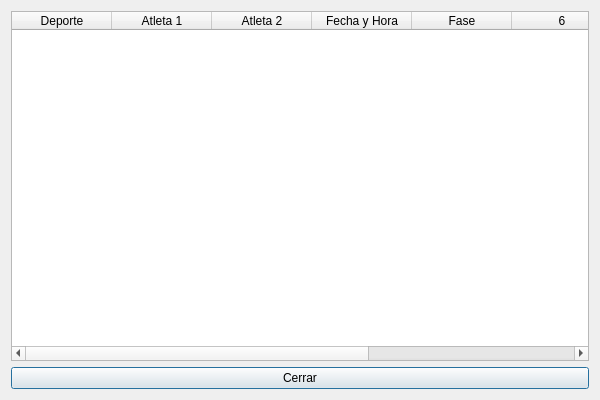
Old version of the form dialog_emparejamientos.ui in the repository DanielVenegasSuarez/Estructura-de-datos-2025.
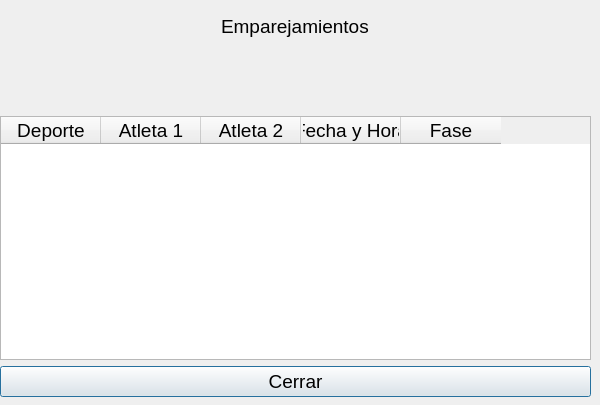
New version of the form. Icons and pictures are not drawn.

The edit to the form file:
```diff
--- a/dialog_emparejamientos.ui
+++ b/dialog_emparejamientos.ui
@@ -7,21 +7,134 @@
     <x>0</x>
     <y>0</y>
     <width>600</width>
-    <height>400</height>
+    <height>405</height>
    </rect>
   </property>
+  <property name="sizePolicy">
+   <sizepolicy hsizetype="Preferred" vsizetype="Expanding">
+    <horstretch>0</horstretch>
+    <verstretch>0</verstretch>
+   </sizepolicy>
+  </property>
   <property name="minimumSize">
    <size>
     <width>600</width>
     <height>400</height>
    </size>
   </property>
+  <property name="font">
+   <font>
+    <pointsize>14</pointsize>
+   </font>
+  </property>
   <property name="windowTitle">
    <string>Emparejamientos Generados</string>
   </property>
+  <property name="autoFillBackground">
+   <bool>true</bool>
+  </property>
+  <widget class="QWidget" name="">
+   <property name="geometry">
+    <rect>
+     <x>150</x>
+     <y>10</y>
+     <width>290</width>
+     <height>33</height>
+    </rect>
+   </property>
+   <layout class="QHBoxLayout" name="horizontalLayout">
+    <item>
+     <widget class="QLabel" name="label_icono">
+      <property name="enabled">
+       <bool>true</bool>
+      </property>
+      <property name="sizePolicy">
+       <sizepolicy hsizetype="Preferred" vsizetype="Preferred">
+        <horstretch>0</horstretch>
+        <verstretch>0</verstretch>
+       </sizepolicy>
+      </property>
+      <property name="minimumSize">
+       <size>
+        <width>65</width>
+        <height>31</height>
+       </size>
+      </property>
+      <property name="maximumSize">
+       <size>
+        <width>65</width>
+        <height>31</height>
+       </size>
+      </property>
+      <property name="text">
+       <string/>
+      </property>
+      <property name="pixmap">
+       <pixmap>Imagenes/olimpicos.png</pixmap>
+      </property>
+      <property name="scaledContents">
+       <bool>true</bool>
+      </property>
+     </widget>
+    </item>
+    <item>
+     <widget class="QLabel" name="label_2">
+      <property name="text">
+       <string>Emparejamientos</string>
+      </property>
+      <property name="scaledContents">
+       <bool>false</bool>
+      </property>
+     </widget>
+    </item>
+    <item>
+     <widget class="QLabel" name="label">
+      <property name="minimumSize">
+       <size>
+        <width>65</width>
+        <height>31</height>
+       </size>
+      </property>
+      <property name="maximumSize">
+       <size>
+        <width>65</width>
+        <height>31</height>
+       </size>
+      </property>
+      <property name="text">
+       <string/>
+      </property>
+      <property name="pixmap">
+       <pixmap>Imagenes/olimpicos.png</pixmap>
+      </property>
+      <property name="scaledContents">
+       <bool>true</bool>
+      </property>
+     </widget>
+    </item>
+   </layout>
+  </widget>
+  <widget class="QWidget" name="">
+   <property name="geometry">
+    <rect>
+     <x>0</x>
+     <y>116</y>
+     <width>591</width>
+     <height>281</height>
+    </rect>
+   </property>
   <layout class="QVBoxLayout" name="verticalLayout">
    <item>
     <widget class="QTableWidget" name="table_emparejamientos">
+      <property name="sizePolicy">
+       <sizepolicy hsizetype="MinimumExpanding" vsizetype="Expanding">
+        <horstretch>0</horstretch>
+        <verstretch>0</verstretch>
+       </sizepolicy>
+      </property>
+      <property name="autoFillBackground">
+       <bool>false</bool>
+      </property>
      <property name="alternatingRowColors">
       <bool>true</bool>
      </property>
@@ -32,7 +145,7 @@
       <enum>QAbstractItemView::SelectRows</enum>
      </property>
      <property name="columnCount">
-      <number>8</number>
+       <number>5</number>
      </property>
      <column>
       <property name="text">
@@ -59,9 +172,6 @@
        <string>Fase</string>
       </property>
      </column>
-     <column/>
-     <column/>
-     <column/>
     </widget>
    </item>
    <item>
@@ -72,6 +182,7 @@
     </widget>
    </item>
   </layout>
+  </widget>
  </widget>
  <resources/>
  <connections/>
```
Lines whose indentation alone changed are shown as unchanged.
